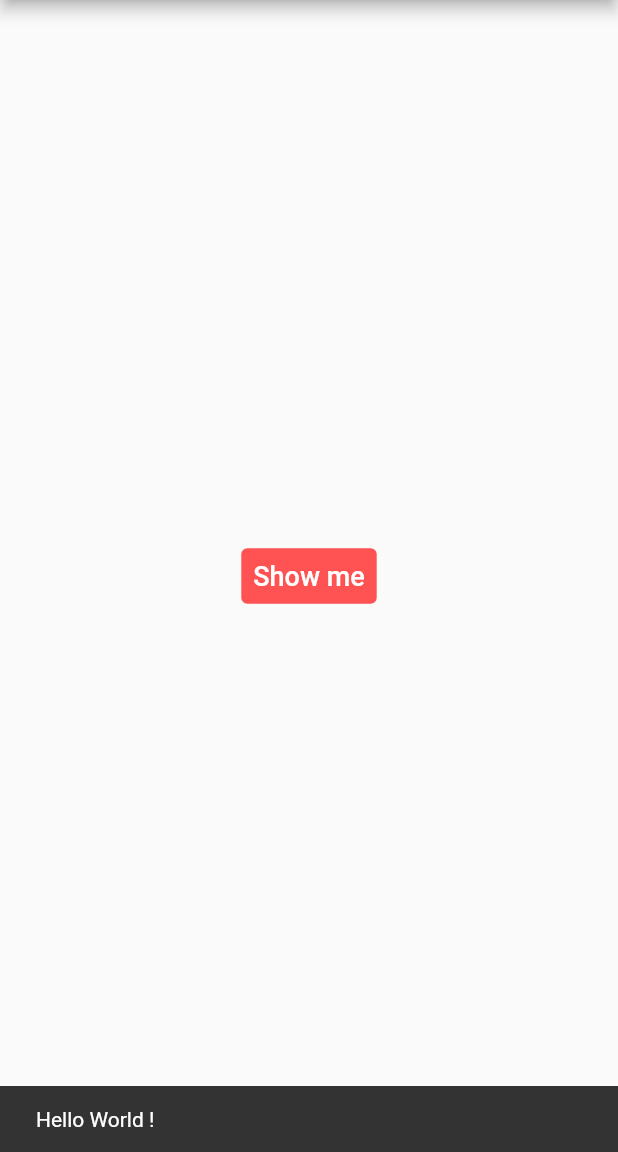
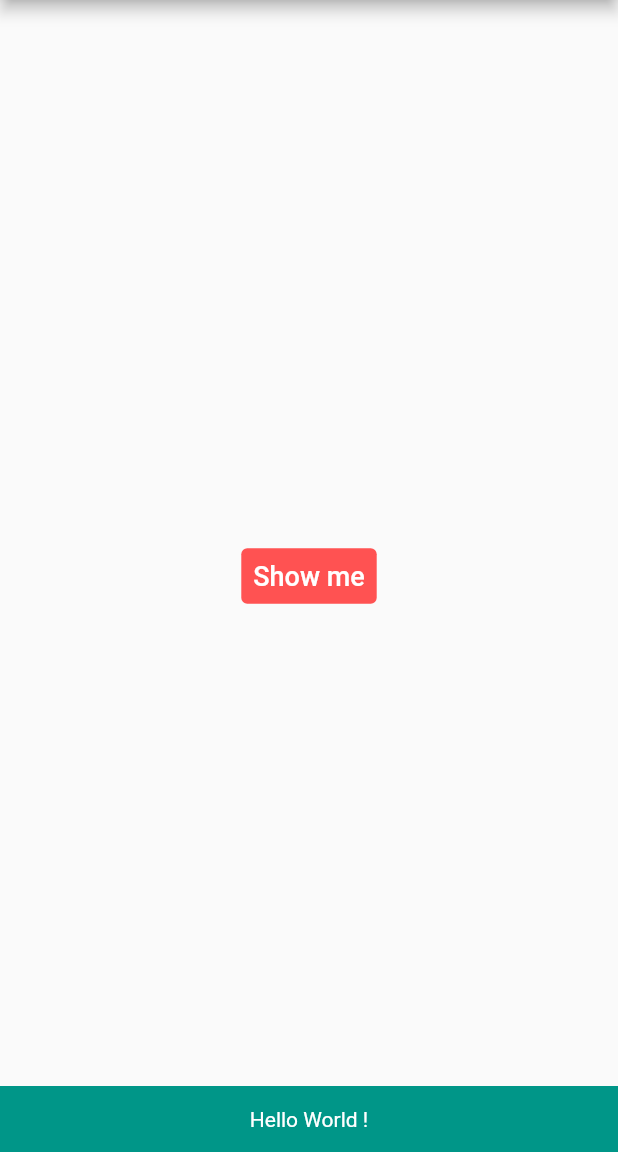
Before and after one commit to kanto00/flutter_lecture, a Flutter app: the screen it shows after launch, after a tap on "Show me", on a phone screen of 412 x 824 dp, the part 84-1236 px from its top. Run offline on Flutter 3.47's test engine with Material 2 defaults, Android fonts, the light colour scheme and no system bars.

Commit message:
second commit

```diff
--- a/lib/main.dart
+++ b/lib/main.dart
@@ -31,7 +31,13 @@ class MyPage extends StatelessWidget {
             print('Text Button is pressed.');
             ScaffoldMessenger.of(context).showSnackBar(
               SnackBar(
-                content: Text('Hello World !'),
+                content: Text(
+                  'Hello World !',
+                  textAlign: TextAlign.center,
+                  style: TextStyle(color: Colors.white),
+                ),
+                backgroundColor: Colors.teal,
+                duration: Duration(milliseconds: 1000),
               ),
             );
           },
```
